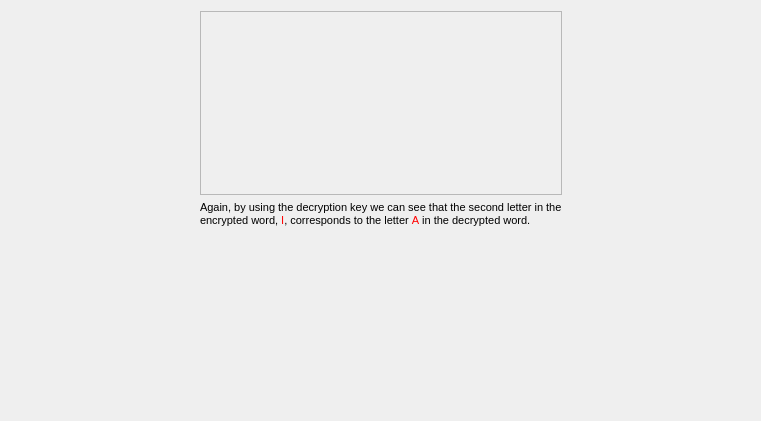
Above: MarketSimulation/instructionscreen6.ui from dwattttt/marketsim before the change. Below: the same form after it.
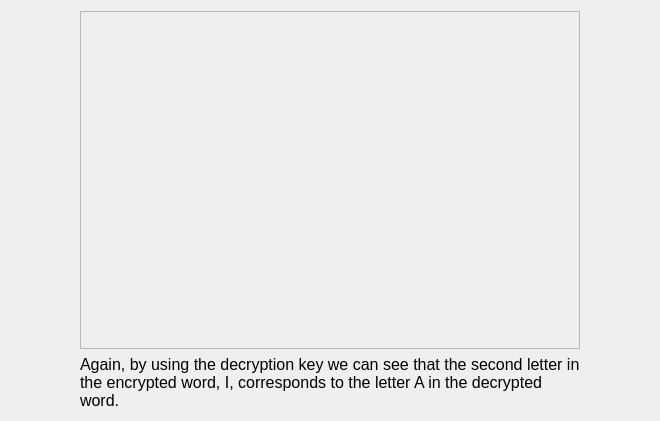
That is the form after the change.

Commit message: Tidied up all the decryption related screens.

```diff
--- a/MarketSimulation/instructionscreen6.ui
+++ b/MarketSimulation/instructionscreen6.ui
@@ -6,7 +6,7 @@
    <rect>
     <x>0</x>
     <y>0</y>
-    <width>761</width>
+    <width>660</width>
     <height>421</height>
    </rect>
   </property>
@@ -49,53 +49,30 @@
        <property name="frameShadow">
         <enum>QFrame::Raised</enum>
        </property>
-       <layout class="QHBoxLayout" name="horizontalLayout_2">
-        <item>
-         <spacer name="verticalSpacer">
-          <property name="orientation">
-           <enum>Qt::Vertical</enum>
-          </property>
-          <property name="sizeHint" stdset="0">
-           <size>
-            <width>20</width>
-            <height>40</height>
-           </size>
-          </property>
-         </spacer>
-        </item>
-       </layout>
+       <layout class="QHBoxLayout" name="horizontalLayout_2"/>
       </widget>
      </item>
      <item>
       <widget class="QLabel" name="label">
+       <property name="minimumSize">
+        <size>
+         <width>500</width>
+         <height>0</height>
+        </size>
+       </property>
        <property name="font">
         <font>
          <pointsize>12</pointsize>
         </font>
        </property>
        <property name="text">
-        <string>&lt;!DOCTYPE HTML PUBLIC &quot;-//W3C//DTD HTML 4.0//EN&quot; &quot;http://www.w3.org/TR/REC-html40/strict.dtd&quot;&gt;
-&lt;html&gt;&lt;head&gt;&lt;meta name=&quot;qrichtext&quot; content=&quot;1&quot; /&gt;&lt;style type=&quot;text/css&quot;&gt;
-p, li { white-space: pre-wrap; }
-&lt;/style&gt;&lt;/head&gt;&lt;body style=&quot; font-family:'MS Shell Dlg 2'; font-size:8.25pt; font-weight:400; font-style:normal;&quot;&gt;
-&lt;p style=&quot; margin-top:0px; margin-bottom:0px; margin-left:0px; margin-right:0px; -qt-block-indent:0; text-indent:0px;&quot;&gt;&lt;span style=&quot; font-size:8pt;&quot;&gt;Again, by using the decryption key we can see that the second letter in the&lt;/span&gt;&lt;/p&gt;
-&lt;p style=&quot; margin-top:0px; margin-bottom:0px; margin-left:0px; margin-right:0px; -qt-block-indent:0; text-indent:0px;&quot;&gt;&lt;span style=&quot; font-size:8pt;&quot;&gt;encrypted word, &lt;/span&gt;&lt;span style=&quot; font-size:8pt; color:#ff0000;&quot;&gt;I&lt;/span&gt;&lt;span style=&quot; font-size:8pt;&quot;&gt;, corresponds to the letter &lt;/span&gt;&lt;span style=&quot; font-size:8pt; color:#ff0000;&quot;&gt;A&lt;/span&gt;&lt;span style=&quot; font-size:8pt;&quot;&gt; in the decrypted word.&lt;/span&gt;&lt;/p&gt;&lt;/body&gt;&lt;/html&gt;</string>
+        <string>&lt;html&gt;&lt;head/&gt;&lt;body&gt;&lt;p&gt;Again, by using the decryption key we can see that the second letter in the encrypted word, I, corresponds to the letter A in the decrypted word. &lt;/p&gt;&lt;/body&gt;&lt;/html&gt;</string>
+       </property>
+       <property name="wordWrap">
+        <bool>true</bool>
        </property>
       </widget>
      </item>
-     <item>
-      <spacer name="verticalSpacer_2">
-       <property name="orientation">
-        <enum>Qt::Vertical</enum>
-       </property>
-       <property name="sizeHint" stdset="0">
-        <size>
-         <width>20</width>
-         <height>40</height>
-        </size>
-       </property>
-      </spacer>
-     </item>
     </layout>
    </item>
    <item>
```
The commit also changes 10 other files.
